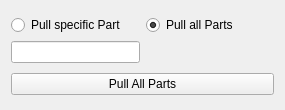
Qt form snapcraft-qt/build_dialog.ui (snapcraft-gui/snapcraft-gui) before a commit.
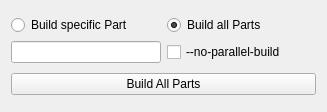
The same form after that commit.

Commit message: added no-parallel-build option for build command

```diff
--- a/snapcraft-qt/build_dialog.ui
+++ b/snapcraft-qt/build_dialog.ui
@@ -6,8 +6,8 @@
    <rect>
     <x>0</x>
     <y>0</y>
-    <width>285</width>
-    <height>110</height>
+    <width>327</width>
+    <height>112</height>
    </rect>
   </property>
   <property name="windowTitle">
@@ -29,7 +29,7 @@
      <item row="0" column="1">
       <widget class="QRadioButton" name="all_radio">
        <property name="text">
-        <string>Pull all Parts</string>
+        <string>Build all Parts</string>
        </property>
        <property name="checked">
         <bool>true</bool>
@@ -39,7 +39,14 @@
      <item row="0" column="0">
       <widget class="QRadioButton" name="specific_pull_radio">
        <property name="text">
-        <string>Pull specific Part</string>
+        <string>Build specific Part</string>
+       </property>
+      </widget>
+     </item>
+     <item row="2" column="1">
+      <widget class="QCheckBox" name="no_parallel_build">
+       <property name="text">
+        <string>--no-parallel-build</string>
        </property>
       </widget>
      </item>
@@ -48,7 +55,7 @@
    <item>
     <widget class="QPushButton" name="pull_button">
      <property name="text">
-      <string>Pull All Parts</string>
+      <string>Build All Parts</string>
      </property>
     </widget>
    </item>
```
Left out of the diff: 10 changed lines with no effect on the pictures.
